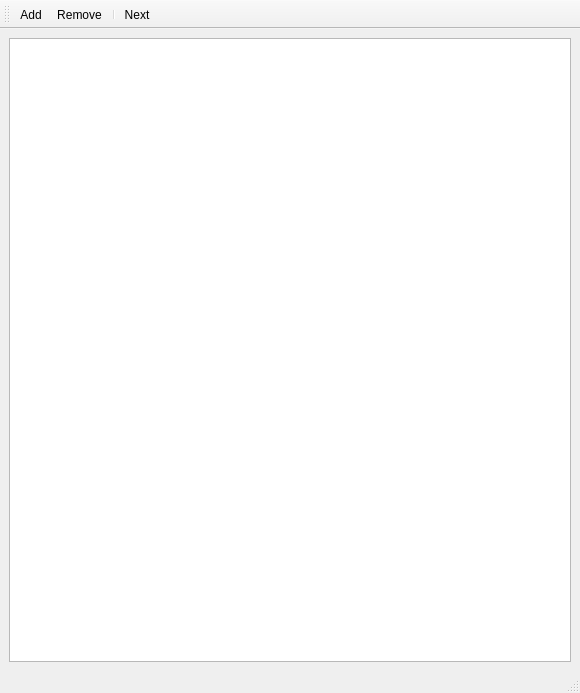
The window that gui/prototyp1.ui (JazzJack/Pytans) describes before a commit, drawn with Qt 5.
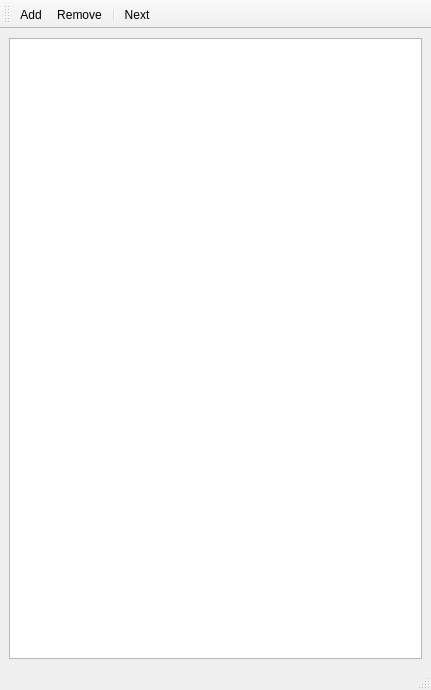
The same window after the commit.

Commit message: Finetuning and statusbar

Patch:
```diff
--- a/gui/prototyp1.ui
+++ b/gui/prototyp1.ui
@@ -6,8 +6,8 @@
    <rect>
     <x>0</x>
     <y>0</y>
-    <width>580</width>
-    <height>693</height>
+    <width>431</width>
+    <height>690</height>
    </rect>
   </property>
   <property name="windowTitle">
@@ -23,14 +23,10 @@
       <property name="selectionBehavior">
        <enum>QAbstractItemView::SelectRows</enum>
       </property>
-      <attribute name="horizontalHeaderStretchLastSection">
-       <bool>true</bool>
-      </attribute>
      </widget>
     </item>
    </layout>
   </widget>
-  <widget class="QStatusBar" name="statusbar"/>
   <widget class="QToolBar" name="toolBar">
    <property name="windowTitle">
     <string>toolBar</string>
@@ -46,6 +42,7 @@
    <addaction name="separator"/>
    <addaction name="actionNext"/>
   </widget>
+  <widget class="QStatusBar" name="statusbar"/>
   <action name="actionAdd">
    <property name="text">
     <string>Add</string>
```
The commit also changes 2 other files.
